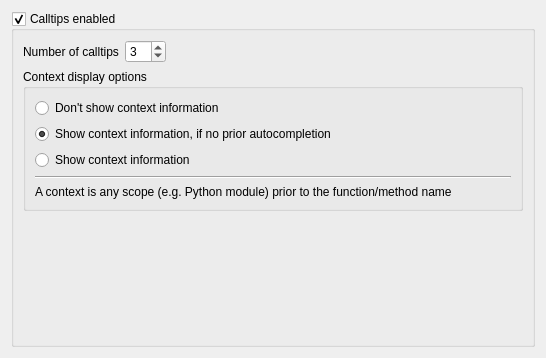
This is Qitom/ui/widgetPropEditorCalltips.ui in itom-project/itom as Qt 5 draws it before an edit. The edited form follows.
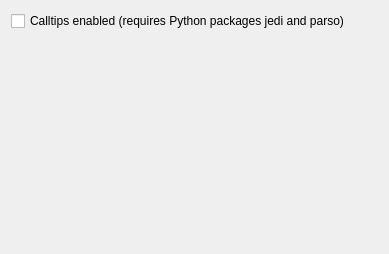
This is the edited form.

Commit message: codeEditor: more improvements, e.g. connection to most properties re-established, icons for further types added...

```diff
--- a/Qitom/ui/widgetPropEditorCalltips.ui
+++ b/Qitom/ui/widgetPropEditorCalltips.ui
@@ -6,99 +6,19 @@
    <rect>
     <x>0</x>
     <y>0</y>
-    <width>546</width>
-    <height>358</height>
+    <width>389</width>
+    <height>254</height>
    </rect>
   </property>
   <property name="windowTitle">
    <string>Form</string>
   </property>
-  <layout class="QHBoxLayout" name="horizontalLayout">
-   <item>
-    <widget class="QGroupBox" name="groupCallTips">
-     <property name="title">
-      <string>Calltips enabled</string>
-     </property>
-     <property name="checkable">
-      <bool>true</bool>
-     </property>
-     <layout class="QVBoxLayout" name="verticalLayout_2">
-      <item>
-       <layout class="QHBoxLayout" name="horizontalLayout_2">
-        <item>
-         <widget class="QLabel" name="label">
-          <property name="text">
-           <string>Number of calltips</string>
-          </property>
-         </widget>
-        </item>
-        <item>
-         <widget class="QSpinBox" name="spinNoOfCalltips">
-          <property name="value">
-           <number>3</number>
-          </property>
-         </widget>
-        </item>
-        <item>
-         <spacer name="horizontalSpacer">
-          <property name="orientation">
-           <enum>Qt::Horizontal</enum>
-          </property>
-          <property name="sizeHint" stdset="0">
-           <size>
-            <width>40</width>
-            <height>20</height>
-           </size>
-          </property>
-         </spacer>
-        </item>
-       </layout>
-      </item>
-      <item>
-       <widget class="QGroupBox" name="groupCalltipsContext">
-        <property name="title">
-         <string>Context display options</string>
-        </property>
         <layout class="QVBoxLayout" name="verticalLayout">
          <item>
-          <widget class="QRadioButton" name="radioCalltipsContext1">
+    <widget class="QCheckBox" name="checkCallTips">
            <property name="text">
-            <string>Don't show context information</string>
-           </property>
-          </widget>
-         </item>
-         <item>
-          <widget class="QRadioButton" name="radioCalltipsContext2">
-           <property name="text">
-            <string>Show context information, if no prior autocompletion</string>
-           </property>
-           <property name="checked">
-            <bool>true</bool>
-           </property>
-          </widget>
-         </item>
-         <item>
-          <widget class="QRadioButton" name="radioCalltipsContext3">
-           <property name="text">
-            <string>Show context information</string>
-           </property>
-          </widget>
-         </item>
-         <item>
-          <widget class="Line" name="line">
-           <property name="orientation">
-            <enum>Qt::Horizontal</enum>
-           </property>
-          </widget>
-         </item>
-         <item>
-          <widget class="QLabel" name="label_2">
-           <property name="text">
-            <string>A context is any scope (e.g. Python module) prior to the function/method name</string>
-           </property>
-          </widget>
-         </item>
-        </layout>
+      <string>Calltips enabled (requires Python packages jedi and parso)</string>
+     </property>
        </widget>
       </item>
       <item>
@@ -109,13 +29,10 @@
         <property name="sizeHint" stdset="0">
          <size>
           <width>20</width>
-          <height>40</height>
+       <height>210</height>
          </size>
         </property>
        </spacer>
-      </item>
-     </layout>
-    </widget>
    </item>
   </layout>
  </widget>
```
Lines whose indentation alone changed are shown as unchanged. The commit also changes 13 other files.
